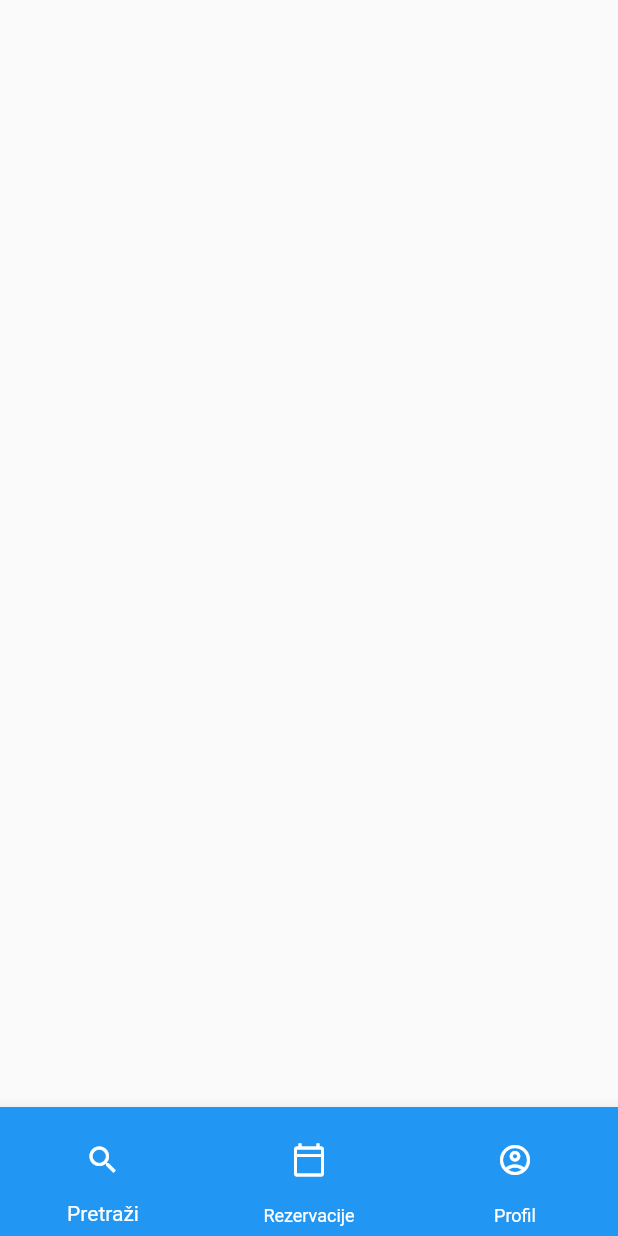
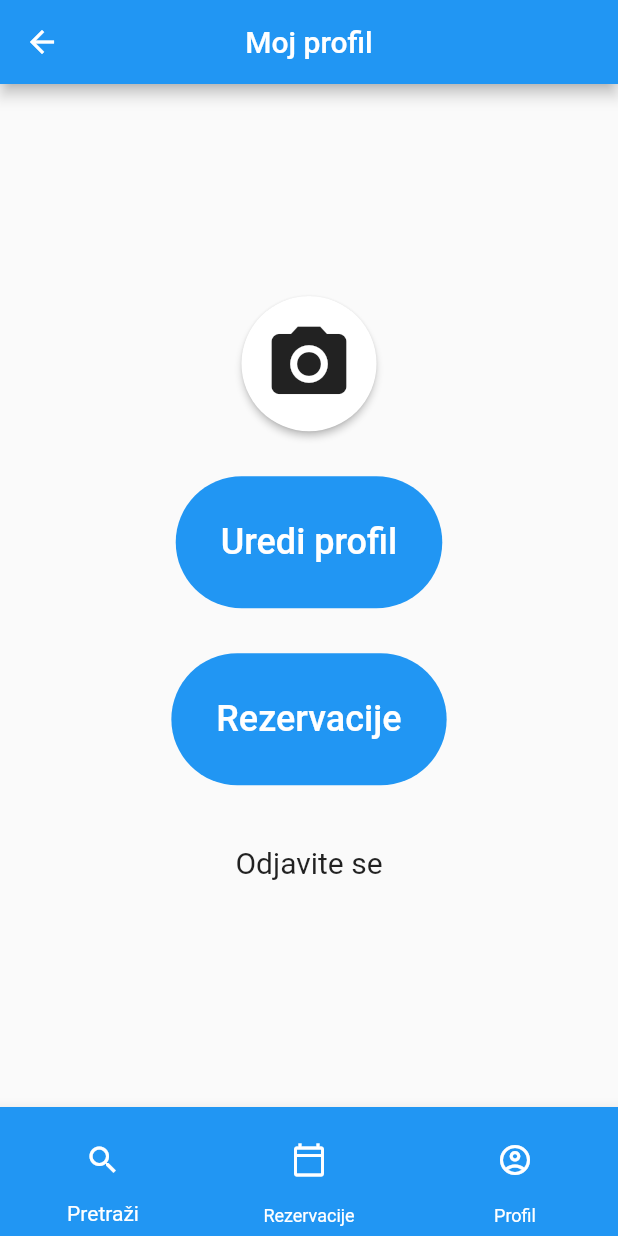
Before and after one commit to nejlaban/flutter-app, a Flutter app: the ProfileScreen screen opened by its route, on a phone screen of 412 x 824 dp. Run offline on Flutter 3.47's test engine with Material 2 defaults, Android fonts, the light colour scheme and no system bars; our stand-ins replace carousel_slider; network calls fail.

Commit message:
Update Profile screen

```diff
--- a/lib/screens/profile_screen.dart
+++ b/lib/screens/profile_screen.dart
@@ -8,6 +8,71 @@ class ProfileScreen extends StatelessWidget {
   @override
   Widget build(BuildContext context) {
     return Scaffold(
+      appBar: AppBar(
+        title: Text(
+          'Moj profil',
+        ),
+        centerTitle: true,
+      ),
+      body: Column(
+        mainAxisAlignment: MainAxisAlignment.center,
+        children: [
+          RawMaterialButton(
+            onPressed: () {},
+            elevation: 2.0,
+            fillColor: Colors.white,
+            child: Icon(
+              Icons.photo_camera,
+              size: 60.0,
+            ),
+            padding: EdgeInsets.all(15.0),
+            shape: CircleBorder(),
+          ),
+          SizedBox(
+            height: 30,
+          ),
+          FlatButton(
+            color: Colors.blue,
+            textColor: Colors.white,
+            padding: EdgeInsets.all(30.0),
+            shape: RoundedRectangleBorder(
+                borderRadius: new BorderRadius.circular(50.0)),
+            onPressed: () {},
+            child: Text(
+              "Uredi profil",
+              style: TextStyle(fontSize: 24.0),
+            ),
+          ),
+          SizedBox(
+            height: 30,
+          ),
+          FlatButton(
+            color: Colors.blue,
+            textColor: Colors.white,
+            padding: EdgeInsets.all(30.0),
+            shape: RoundedRectangleBorder(
+                borderRadius: new BorderRadius.circular(50.0)),
+            onPressed: () {},
+            child: Text(
+              "Rezervacije",
+              style: TextStyle(fontSize: 24.0),
+            ),
+          ),
+          SizedBox(
+            height: 40,
+          ),
+          Align(
+            alignment: Alignment.bottomCenter,
+            child: Padding(
+              padding: EdgeInsets.only(bottom: 10.0),
+              child: Text(
+                'Odjavite se',
+                style: TextStyle(fontSize: 20.0),
+              ),
+            ),
+          ),
+        ],
+      ),
       bottomNavigationBar: CustomBottomNavigationBar(),
     );
   }
```
